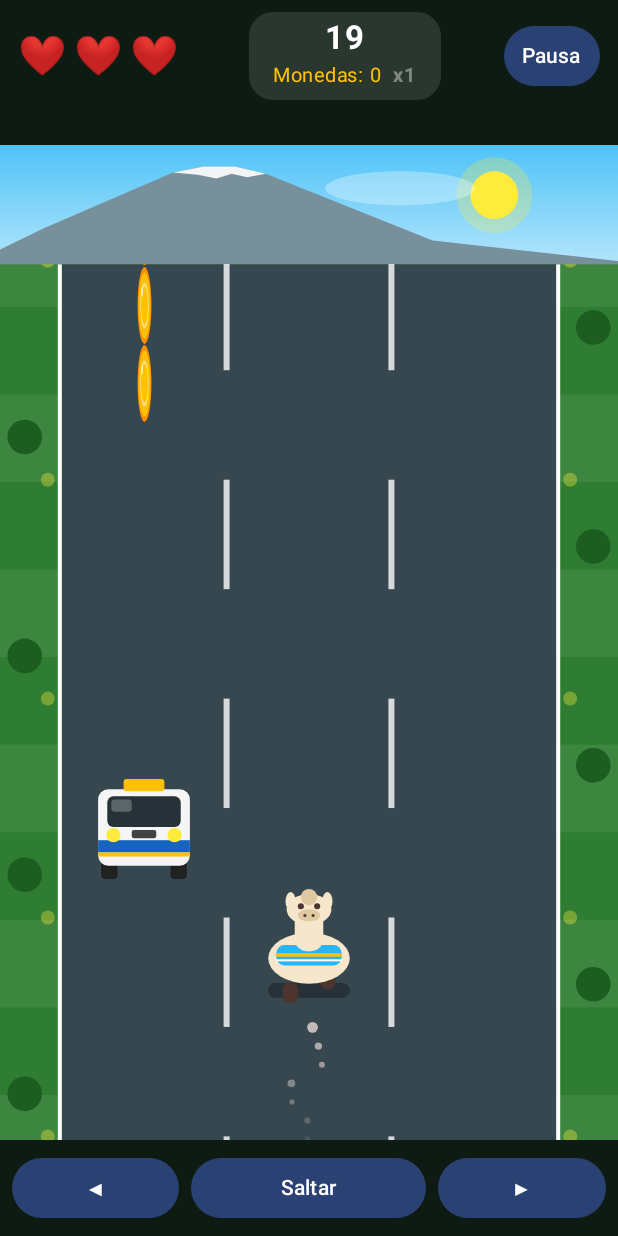
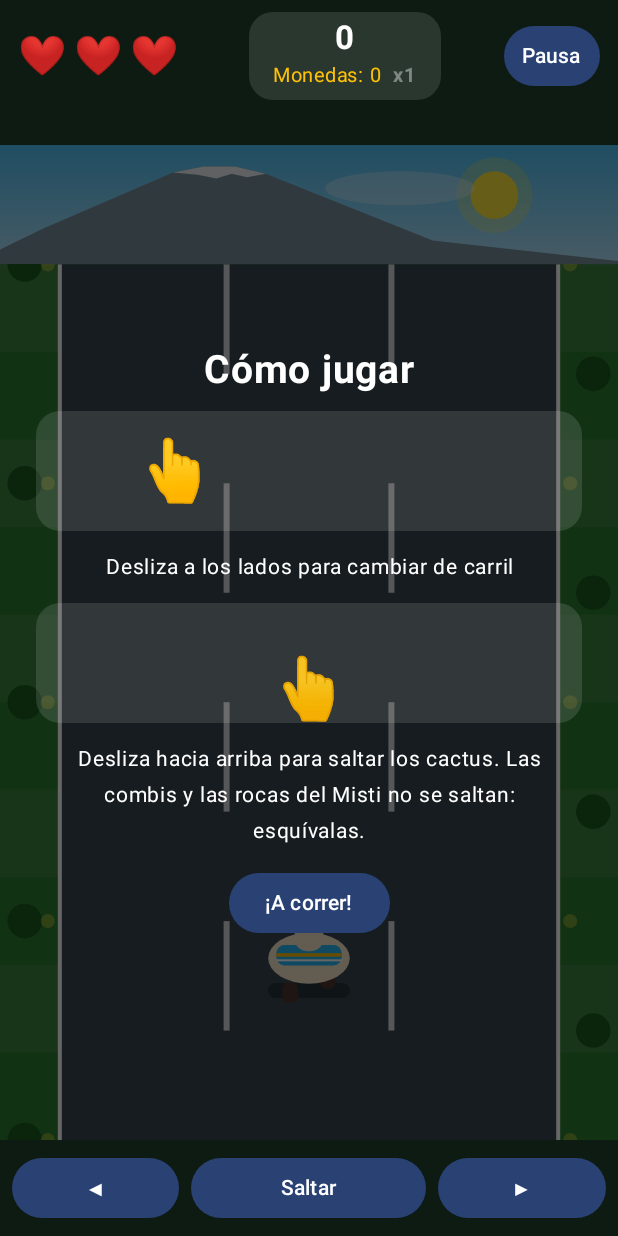
Before and after one commit to David-Quispe/lab13-animaciones, an Android app built with Jetpack Compose: the composable Ejercicio5Screen shown on its own in the app's theme, after a tap on "Jugar", on a phone screen of 412 x 824 dp. Run offline under Robolectric (Android 15) with nearby library versions, the phone set to English and light mode, and no system bars; 1 other tap on this screen came first.

Commit message:
feat: tutorial animado la primera vez y panel con scroll

```diff
--- a/app/src/main/java/com/example/lab13_animaciones/juego/JuegoEstado.kt
+++ b/app/src/main/java/com/example/lab13_animaciones/juego/JuegoEstado.kt
@@ -32,6 +32,7 @@ private const val DURACION_DOBLE = 8f
 private const val CLAVE_MEJOR = "mejor_puntaje"
 private const val CLAVE_MONEDAS_TOTALES = "monedas_totales"
 private const val CLAVE_LOGROS = "logros"
+private const val CLAVE_TUTORIAL = "tutorial_visto"
 private const val CLAVE_PERSONAJE = "personaje"
 private const val CLAVE_DESBLOQUEADOS = "desbloqueados"
 private const val TIEMPO_PRIMERA_ERUPCION = 20f
@@ -43,7 +44,7 @@ private val COLORES_ESCUDO = listOf(Color(0xFF00E5FF), Color(0xFF81D4FA), Color.
 private val COLORES_IMAN = listOf(Color(0xFFAB47BC), Color(0xFFE1BEE7), Color.White)
 private val COLORES_GOLPE = listOf(Color(0xFFFF5252), Color(0xFFFF9800), Color(0xFFFFEB3B))
 
-enum class Pantalla { Inicio, Jugando, Pausa, GameOver, Personajes, Logros }
+enum class Pantalla { Inicio, Jugando, Pausa, GameOver, Personajes, Logros, Tutorial }
 
 enum class TipoEntidad { ObstaculoAlto, ObstaculoBajo, Moneda, Escudo, Iman, RocaVolcanica, Rocoto, CamaraLenta, DoblePuntos }
 
@@ -223,6 +224,21 @@ class JuegoEstado(private val prefs: SharedPreferences) {
         tiempoFase = 0f
         tiempoAnuncio = 0f
         pantalla = Pantalla.Jugando
+    }
+
+    // La primera vez que se juega se muestra el tutorial antes de empezar
+    fun jugar() {
+        if (prefs.getBoolean(CLAVE_TUTORIAL, false)) iniciar() else pantalla = Pantalla.Tutorial
+    }
+
+    fun verTutorial() {
+        if (pantalla == Pantalla.Inicio) pantalla = Pantalla.Tutorial
+    }
+
+    fun terminarTutorial() {
+        val primeraVez = !prefs.getBoolean(CLAVE_TUTORIAL, false)
+        prefs.edit().putBoolean(CLAVE_TUTORIAL, true).apply()
+        if (primeraVez) iniciar() else pantalla = Pantalla.Inicio
     }
 
     fun abrirLogros() {
--- a/app/src/main/java/com/example/lab13_animaciones/juego/JuegoScreen.kt
+++ b/app/src/main/java/com/example/lab13_animaciones/juego/JuegoScreen.kt
@@ -18,6 +18,8 @@ import androidx.compose.foundation.layout.Column
 import androidx.compose.foundation.layout.ColumnScope
 import androidx.compose.foundation.layout.Row
 import androidx.compose.foundation.layout.Spacer
+import androidx.compose.foundation.rememberScrollState
+import androidx.compose.foundation.verticalScroll
 import androidx.compose.foundation.layout.fillMaxSize
 import androidx.compose.foundation.layout.fillMaxWidth
 import androidx.compose.foundation.layout.padding
@@ -186,6 +188,7 @@ private fun Superposicion(juego: JuegoEstado) {
             Pantalla.GameOver -> PanelGameOver(juego)
             Pantalla.Personajes -> PanelPersonajes(juego)
             Pantalla.Logros -> PanelLogros(juego)
+            Pantalla.Tutorial -> PanelTutorial(juego)
         }
     }
 }
@@ -199,7 +202,7 @@ fun PanelBase(contenido: @Composable ColumnScope.() -> Unit) {
         contentAlignment = Alignment.Center
     ) {
         Column(
-            modifier = Modifier.padding(24.dp),
+            modifier = Modifier.verticalScroll(rememberScrollState()).padding(24.dp),
             horizontalAlignment = Alignment.CenterHorizontally,
             verticalArrangement = Arrangement.spacedBy(12.dp),
             content = contenido
@@ -214,13 +217,16 @@ private fun PanelInicio(juego: JuegoEstado) {
         Text("Mejor puntaje: ${juego.mejorPuntaje}", color = Color(0xFFFFC107), fontSize = 16.sp)
         Text(
             text = "Desliza a los lados para cambiar de carril y hacia arriba para saltar. " +
-                "Salta los cactus, esquiva las vallas y junta monedas.",
+                "Salta los cactus, esquiva las combis y las rocas del Misti, y junta monedas y rocotos.",
             color = Color.White,
             fontSize = 14.sp,
             textAlign = TextAlign.Center
         )
-        Button(onClick = { juego.iniciar() }) {
+        Button(onClick = { juego.jugar() }) {
             Text("Jugar")
+        }
+        Button(onClick = { juego.verTutorial() }) {
+            Text("Cómo jugar")
         }
         Button(onClick = { juego.abrirLogros() }) {
             Text("Logros (${juego.logrosObtenidos.size}/${LOGROS.size})")
--- /dev/null
+++ b/app/src/main/java/com/example/lab13_animaciones/juego/Tutorial.kt
@@ -0,0 +1,104 @@
+package com.example.lab13_animaciones.juego
+
+import androidx.compose.animation.core.FastOutSlowInEasing
+import androidx.compose.animation.core.RepeatMode
+import androidx.compose.animation.core.animateFloat
+import androidx.compose.animation.core.infiniteRepeatable
+import androidx.compose.animation.core.rememberInfiniteTransition
+import androidx.compose.animation.core.tween
+import androidx.compose.foundation.background
+import androidx.compose.foundation.layout.Box
+import androidx.compose.foundation.layout.fillMaxWidth
+import androidx.compose.foundation.layout.height
+import androidx.compose.foundation.layout.offset
+import androidx.compose.foundation.layout.padding
+import androidx.compose.foundation.shape.RoundedCornerShape
+import androidx.compose.material3.Button
+import androidx.compose.material3.Text
+import androidx.compose.runtime.Composable
+import androidx.compose.runtime.getValue
+import androidx.compose.ui.Alignment
+import androidx.compose.ui.Modifier
+import androidx.compose.ui.graphics.Color
+import androidx.compose.ui.graphics.graphicsLayer
+import androidx.compose.ui.text.font.FontWeight
+import androidx.compose.ui.text.style.TextAlign
+import androidx.compose.ui.unit.dp
+import androidx.compose.ui.unit.sp
+
+// Tutorial animado: una mano muestra el deslizamiento lateral y el salto
+@Composable
+fun PanelTutorial(juego: JuegoEstado) {
+    val transicion = rememberInfiniteTransition(label = "tutorial")
+    val lado by transicion.animateFloat(
+        initialValue = -1f,
+        targetValue = 1f,
+        animationSpec = infiniteRepeatable(
+            animation = tween(durationMillis = 1100, easing = FastOutSlowInEasing),
+            repeatMode = RepeatMode.Reverse
+        ),
+        label = "lado"
+    )
+    val subida by transicion.animateFloat(
+        initialValue = 0f,
+        targetValue = 1f,
+        animationSpec = infiniteRepeatable(
+            animation = tween(durationMillis = 1000, easing = FastOutSlowInEasing),
+            repeatMode = RepeatMode.Restart
+        ),
+        label = "subida"
+    )
+
+    PanelBase {
+        Text("Cómo jugar", color = Color.White, fontSize = 26.sp, fontWeight = FontWeight.Bold)
+
+        // Demostración 1: cambiar de carril
+        Box(
+            modifier = Modifier
+                .fillMaxWidth()
+                .height(80.dp)
+                .background(Color.White.copy(alpha = 0.12f), RoundedCornerShape(16.dp)),
+            contentAlignment = Alignment.Center
+        ) {
+            Text(
+                text = "👆",
+                fontSize = 40.sp,
+                modifier = Modifier.offset(x = (lado * 90).dp)
+            )
+        }
+        Text(
+            text = "Desliza a los lados para cambiar de carril",
+            color = Color.White,
+            fontSize = 14.sp,
+            textAlign = TextAlign.Center
+        )
+
+        // Demostración 2: saltar
+        Box(
+            modifier = Modifier
+                .fillMaxWidth()
+                .height(80.dp)
+                .background(Color.White.copy(alpha = 0.12f), RoundedCornerShape(16.dp)),
+            contentAlignment = Alignment.Center
+        ) {
+            Text(
+                text = "👆",
+                fontSize = 40.sp,
+                modifier = Modifier
+                    .offset(y = (20 - subida * 40).dp)
+                    .graphicsLayer { alpha = 1f - subida * 0.7f }
+            )
+        }
+        Text(
+            text = "Desliza hacia arriba para saltar los cactus. Las combis y las rocas del Misti no se saltan: esquívalas.",
+            color = Color.White,
+            fontSize = 14.sp,
+            textAlign = TextAlign.Center,
+            modifier = Modifier.padding(horizontal = 8.dp)
+        )
+
+        Button(onClick = { juego.terminarTutorial() }) {
+            Text("¡A correr!")
+        }
+    }
+}
```
